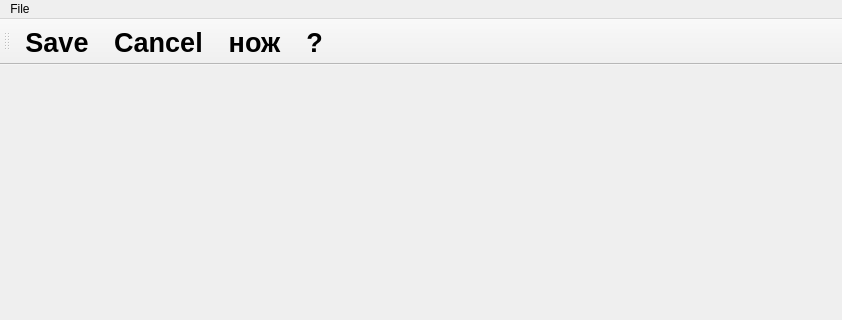
First picture: the form in mainwindow.ui, repository dmushynska/Utext, before the edit; both pictures show x 0 to 842 and y 0 to 320 of the 842 by 751 pixel window.
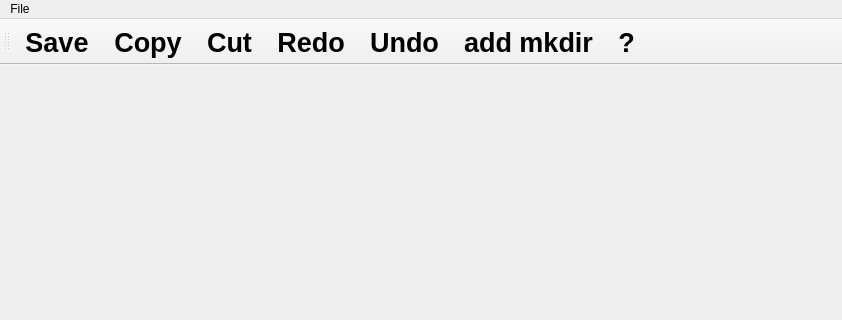
Second picture: the form after the edit.

Commit message: add func from button

Patch:
```diff
--- a/mainwindow.ui
+++ b/mainwindow.ui
@@ -92,9 +92,9 @@
      <string>File</string>
     </property>
     <addaction name="action_Save"/>
-    <addaction name="action_Cancel"/>
-    <addaction name="action"/>
-    <addaction name="action_2"/>
+    <addaction name="action_Undo"/>
+    <addaction name="action_Cut"/>
+    <addaction name="action_What_is"/>
    </widget>
    <addaction name="menuFile"/>
   </widget>
@@ -114,34 +114,69 @@
     <bool>false</bool>
    </attribute>
    <addaction name="action_Save"/>
-   <addaction name="action_Cancel"/>
-   <addaction name="action"/>
-   <addaction name="action_2"/>
+   <addaction name="action_Copy"/>
+   <addaction name="action_Cut"/>
+   <addaction name="action_Redo"/>
+   <addaction name="action_Undo"/>
+   <addaction name="actionadd_mkdir"/>
+   <addaction name="action_What_is"/>
   </widget>
   <widget class="QStatusBar" name="statusBar"/>
   <action name="action_Save">
    <property name="text">
     <string>&amp;Save</string>
    </property>
+   <property name="toolTip">
+    <string>сохранить</string>
+   </property>
    <property name="shortcut">
     <string>Ctrl+S</string>
    </property>
   </action>
-  <action name="action_Cancel">
+  <action name="action_Undo">
    <property name="text">
     <string>&amp;Cancel</string>
    </property>
+   <property name="iconText">
+    <string>Undo</string>
+   </property>
   </action>
-  <action name="action">
+  <action name="action_Cut">
    <property name="text">
     <string>&amp;нож</string>
    </property>
+   <property name="iconText">
+    <string>Cut</string>
+   </property>
   </action>
-  <action name="action_2">
+  <action name="action_What_is">
    <property name="text">
     <string>&amp;?</string>
    </property>
   </action>
+  <action name="actionadd_mkdir">
+   <property name="text">
+    <string>add mkdir</string>
+   </property>
+  </action>
+  <action name="action_Copy">
+   <property name="text">
+    <string>Copy</string>
+   </property>
+  </action>
+  <action name="action_Redo">
+   <property name="text">
+    <string>отменить отмену</string>
+   </property>
+   <property name="iconText">
+    <string>Redo</string>
+   </property>
+  </action>
+  <action name="action">
+   <property name="text">
+    <string>Redo</string>
+   </property>
+  </action>
  </widget>
  <layoutdefault spacing="6" margin="11"/>
  <resources/>
```
The commit also changes 4 other files.
